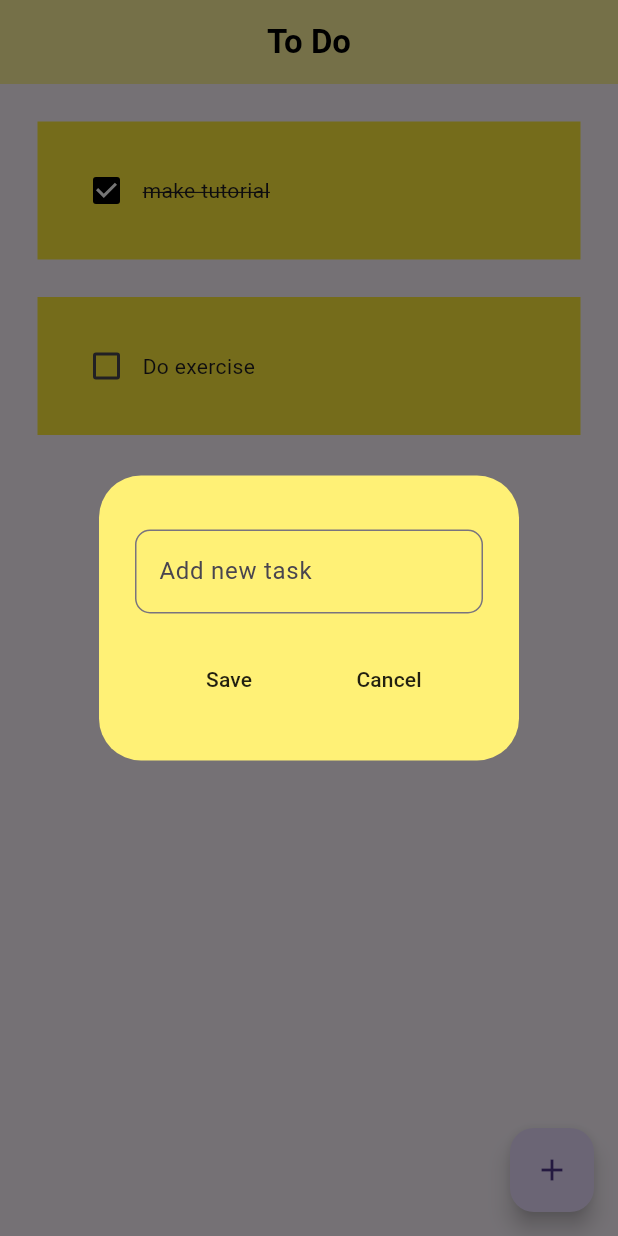
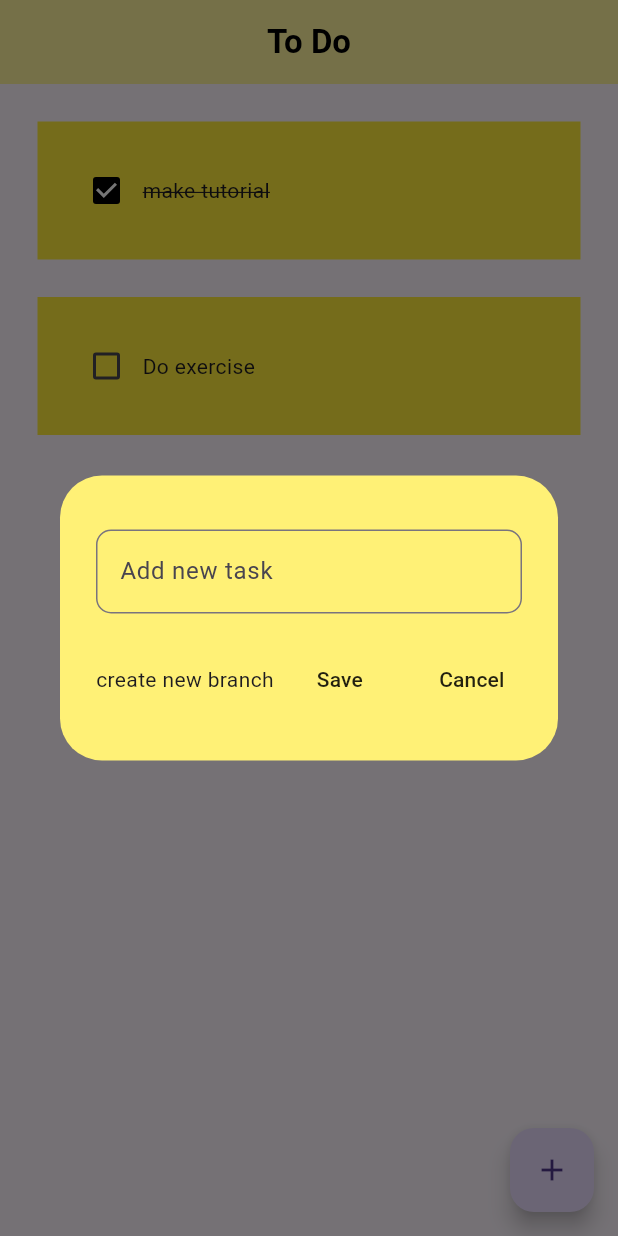
Before and after one commit to Lyangsir00/practice, a Flutter app: the screen it shows after launch, after a tap on the "add" icon, on a phone screen of 412 x 824 dp. Run offline on Flutter 3.47's test engine with Material 3 defaults, Android fonts, the phone set to English and light mode, and no system bars; drawn by our look-alikes of flutter_slidable.

Commit message:
adding code to new branch

```diff
--- a/lib/utility/dialog_box.dart
+++ b/lib/utility/dialog_box.dart
@@ -36,6 +36,7 @@ class DialogBox extends StatelessWidget {
             Row(
               mainAxisAlignment: MainAxisAlignment.spaceEvenly,
               children: [
+                Text("create new branch"),
                 MyButton(
                   text: "Save",
                   onPressed: onSave,
```
